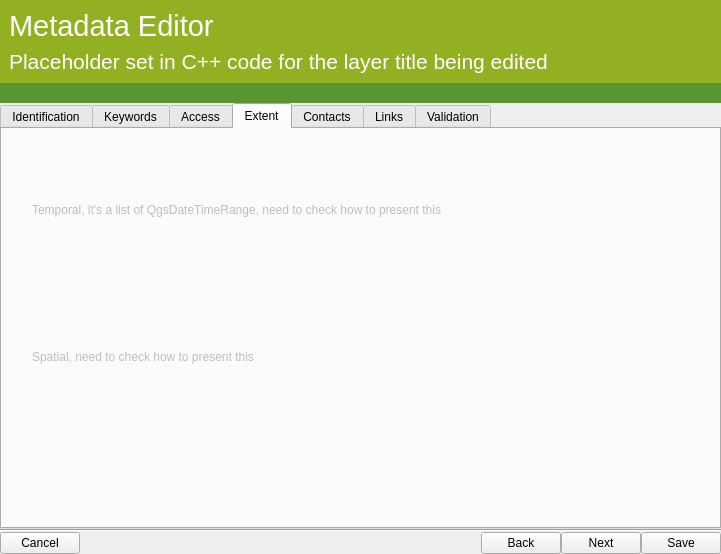
Before: the Qt Designer form src/ui/qgsmetadatawizard.ui in qgis/QGIS, drawn with Qt 5.
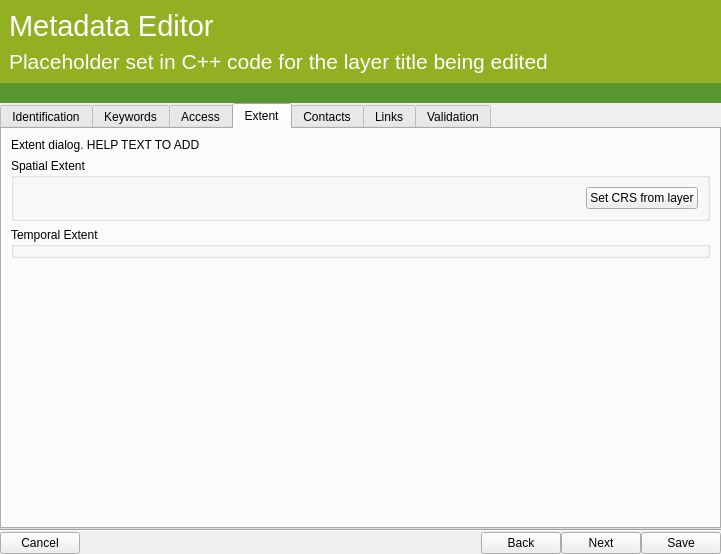
After: the same form once the commit is applied. The open tabs and pages were chosen to show the change. Icons and pictures are not drawn. Custom widgets are drawn as their Qt base class.

```diff
--- a/src/ui/qgsmetadatawizard.ui
+++ b/src/ui/qgsmetadatawizard.ui
@@ -344,38 +344,67 @@
       </layout>
      </widget>
      <widget class="QWidget" name="tabExtentDialog">
-      <property name="enabled">
-       <bool>false</bool>
-      </property>
       <attribute name="title">
        <string>Extent</string>
       </attribute>
-      <widget class="QLabel" name="label_14">
-       <property name="geometry">
-        <rect>
-         <x>30</x>
-         <y>50</y>
-         <width>541</width>
-         <height>61</height>
-        </rect>
-       </property>
-       <property name="text">
-        <string>Temporal, it's a list of QgsDateTimeRange, need to check how to present this</string>
-       </property>
-      </widget>
-      <widget class="QLabel" name="label_15">
-       <property name="geometry">
-        <rect>
-         <x>30</x>
-         <y>220</y>
-         <width>411</width>
-         <height>16</height>
-        </rect>
-       </property>
-       <property name="text">
-        <string>Spatial, need to check how to present this</string>
-       </property>
-      </widget>
+      <layout class="QVBoxLayout" name="verticalLayout_9">
+       <item>
+        <widget class="QLabel" name="label_9">
+         <property name="text">
+          <string>Extent dialog. HELP TEXT TO ADD</string>
+         </property>
+        </widget>
+       </item>
+       <item>
+        <widget class="QgsCollapsibleGroupBox" name="groupBox">
+         <property name="title">
+          <string>Spatial Extent</string>
+         </property>
+         <layout class="QVBoxLayout" name="verticalLayout_8">
+          <item>
+           <layout class="QHBoxLayout" name="horizontalLayout_7">
+            <item>
+             <widget class="QgsProjectionSelectionWidget" name="selectionCrs" native="true"/>
+            </item>
+            <item>
+             <widget class="QPushButton" name="btnAutoCrs">
+              <property name="sizePolicy">
+               <sizepolicy hsizetype="Maximum" vsizetype="Fixed">
+                <horstretch>0</horstretch>
+                <verstretch>0</verstretch>
+               </sizepolicy>
+              </property>
+              <property name="text">
+               <string>Set CRS from layer</string>
+              </property>
+             </widget>
+            </item>
+           </layout>
+          </item>
+         </layout>
+        </widget>
+       </item>
+       <item>
+        <widget class="QgsCollapsibleGroupBox" name="groupBox_2">
+         <property name="title">
+          <string>Temporal Extent</string>
+         </property>
+        </widget>
+       </item>
+       <item>
+        <spacer name="verticalSpacer">
+         <property name="orientation">
+          <enum>Qt::Vertical</enum>
+         </property>
+         <property name="sizeHint" stdset="0">
+          <size>
+           <width>20</width>
+           <height>40</height>
+          </size>
+         </property>
+        </spacer>
+       </item>
+      </layout>
      </widget>
      <widget class="QWidget" name="tabContactsDialog">
       <property name="enabled">
@@ -671,6 +700,20 @@
    </item>
   </layout>
  </widget>
+ <customwidgets>
+  <customwidget>
+   <class>QgsCollapsibleGroupBox</class>
+   <extends>QGroupBox</extends>
+   <header>qgscollapsiblegroupbox.h</header>
+   <container>1</container>
+  </customwidget>
+  <customwidget>
+   <class>QgsProjectionSelectionWidget</class>
+   <extends>QWidget</extends>
+   <header>qgsprojectionselectionwidget.h</header>
+   <container>1</container>
+  </customwidget>
+ </customwidgets>
  <resources>
   <include location="../../images/images.qrc"/>
  </resources>
```
Left out of the diff: 12 changed lines with no effect on the pictures.
